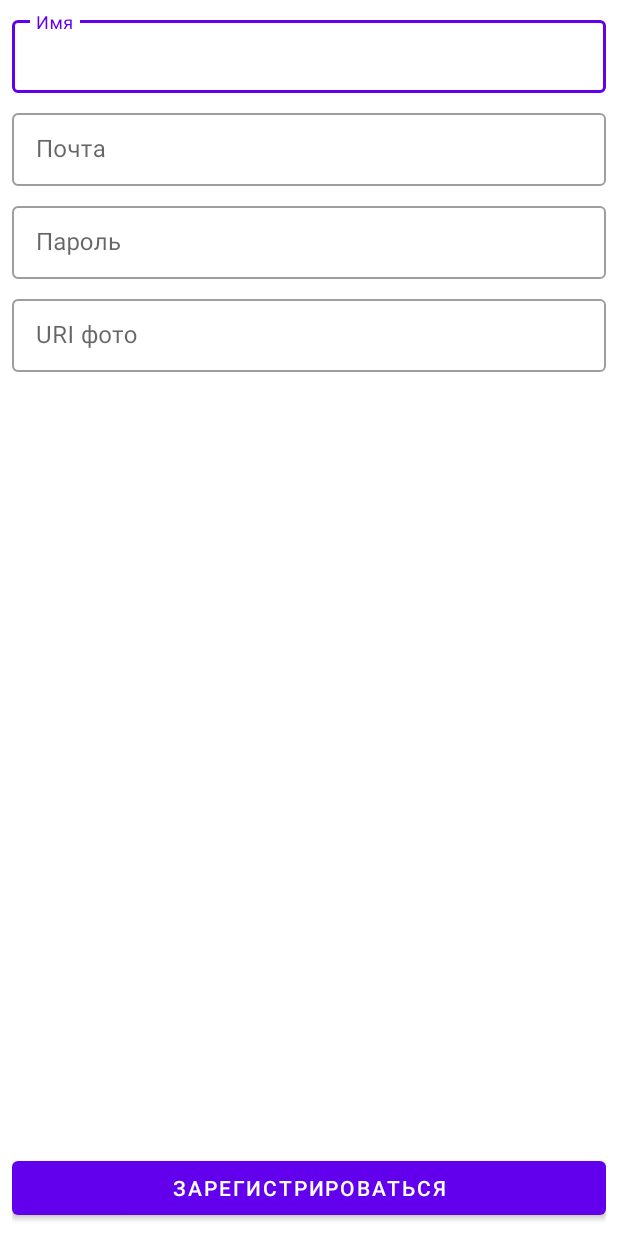
After one commit to NIKSHLYKOV/ClothesShop, an Android app: the layout fragment_registration.xml on its own in the app's theme, with its tools: preview values and no code run, on a phone screen of 412 x 824 dp. The commit adds this screen. Run offline under Robolectric (Android 15) with nearby library versions, the phone set to English and light mode, and no system bars.

Commit message:
add registration and some little code impovements

```diff
--- a/app/src/main/java/ru/nikshlykov/clothesshop/di/AppComponent.kt
+++ b/app/src/main/java/ru/nikshlykov/clothesshop/di/AppComponent.kt
@@ -7,6 +7,7 @@ import ru.nikshlykov.clothesshop.ui.activities.MainActivity
 import ru.nikshlykov.clothesshop.ui.fragments.AuthFragment
 import ru.nikshlykov.clothesshop.ui.fragments.AuthProfileFlowFragment
 import ru.nikshlykov.clothesshop.ui.fragments.ProfileFragment
+import ru.nikshlykov.clothesshop.ui.fragments.RegistrationFragment
 
 @Component(modules = [FirebaseModule::class, ViewModelModule::class])
 interface AppComponent {
@@ -22,4 +23,5 @@ interface AppComponent {
 
     fun inject(fragment: AuthFragment)
     fun inject(fragment: ProfileFragment)
+    fun inject(fragment: RegistrationFragment)
 }
--- a/app/src/main/java/ru/nikshlykov/clothesshop/viewmodels/ProfileViewModel.kt
+++ b/app/src/main/java/ru/nikshlykov/clothesshop/viewmodels/ProfileViewModel.kt
@@ -5,7 +5,7 @@ import androidx.lifecycle.ViewModel
 import com.google.firebase.auth.FirebaseAuth
 import com.google.firebase.auth.FirebaseUser
 
-class ProfileViewModel constructor(private val firebaseAuth: FirebaseAuth): ViewModel() {
+class ProfileViewModel constructor(private val firebaseAuth: FirebaseAuth) : ViewModel() {
 
     val name: MutableLiveData<String> = MutableLiveData()
     val email: MutableLiveData<String> = MutableLiveData()
@@ -13,12 +13,12 @@ class ProfileViewModel constructor(private val firebaseAuth: FirebaseAuth): View
 
     init {
         val firebaseUser: FirebaseUser? = firebaseAuth.currentUser
-        name.value = "Никита Шлыков"
+        name.value = if (firebaseUser?.displayName != null) firebaseUser.displayName else "Шлыков"
         email.value = firebaseUser?.email
         phone.value = "+7(900)-207-13-56"
     }
 
-    fun signOut(){
+    fun signOut() {
         firebaseAuth.signOut()
     }
 }
--- a/app/src/main/java/ru/nikshlykov/clothesshop/viewmodels/ViewModelFactory.kt
+++ b/app/src/main/java/ru/nikshlykov/clothesshop/viewmodels/ViewModelFactory.kt
@@ -15,6 +15,8 @@ class ViewModelFactory @Inject constructor(private var firebaseAuth: FirebaseAut
             return ProfileViewModel(firebaseAuth) as T
         } else if (modelClass.isAssignableFrom(AuthProfileFlowViewModel::class.java)) {
             return AuthProfileFlowViewModel(firebaseAuth) as T
+        } else if (modelClass.isAssignableFrom(RegistrationViewModel::class.java)) {
+            return RegistrationViewModel(firebaseAuth) as T
         }
         throw IllegalArgumentException("Unknown ViewModel class")
     }
--- /dev/null
+++ b/app/src/main/res/layout/fragment_registration.xml
@@ -0,0 +1,74 @@
+<?xml version="1.0" encoding="utf-8"?>
+<RelativeLayout xmlns:android="http://schemas.android.com/apk/res/android"
+    android:layout_width="match_parent"
+    android:layout_height="match_parent"
+    android:orientation="vertical"
+    android:padding="8dp">
+
+    <com.google.android.material.textfield.TextInputLayout
+        android:id="@+id/fragment_registration___text_input_layout___name"
+        style="@style/Widget.MaterialComponents.TextInputLayout.OutlinedBox.Dense"
+        android:layout_width="match_parent"
+        android:layout_height="wrap_content"
+        android:layout_alignParentTop="true"
+        android:layout_marginBottom="8dp">
+
+        <com.google.android.material.textfield.TextInputEditText
+            android:id="@+id/fragment_registration___edit_text___name"
+            android:layout_width="match_parent"
+            android:layout_height="wrap_content"
+            android:hint="@string/name" />
+    </com.google.android.material.textfield.TextInputLayout>
+
+    <com.google.android.material.textfield.TextInputLayout
+        android:id="@+id/fragment_registration___text_input_layout___email"
+        style="@style/Widget.MaterialComponents.TextInputLayout.OutlinedBox.Dense"
+        android:layout_width="match_parent"
+        android:layout_height="wrap_content"
+        android:layout_below="@id/fragment_registration___text_input_layout___name"
+        android:layout_marginBottom="8dp">
+
+        <com.google.android.material.textfield.TextInputEditText
+            android:id="@+id/fragment_registration___edit_text___email"
+            android:layout_width="match_parent"
+            android:layout_height="wrap_content"
+            android:hint="@string/email" />
+    </com.google.android.material.textfield.TextInputLayout>
+
+    <com.google.android.material.textfield.TextInputLayout
+        android:id="@+id/fragment_registration___text_input_layout___password"
+        style="@style/Widget.MaterialComponents.TextInputLayout.OutlinedBox.Dense"
+        android:layout_width="match_parent"
+        android:layout_height="wrap_content"
+        android:layout_below="@id/fragment_registration___text_input_layout___email"
+        android:layout_marginBottom="8dp">
+
+        <com.google.android.material.textfield.TextInputEditText
+            android:id="@+id/fragment_registration___edit_text___password"
+            android:layout_width="match_parent"
+            android:layout_height="wrap_content"
+            android:hint="@string/password" />
+    </com.google.android.material.textfield.TextInputLayout>
+
+    <com.google.android.material.textfield.TextInputLayout
+        style="@style/Widget.MaterialComponents.TextInputLayout.OutlinedBox.Dense"
+        android:layout_width="match_parent"
+        android:layout_height="wrap_content"
+        android:layout_below="@id/fragment_registration___text_input_layout___password">
+
+        <com.google.android.material.textfield.TextInputEditText
+            android:id="@+id/fragment_registration___edit_text___photo_uri"
+            android:layout_width="match_parent"
+            android:layout_height="wrap_content"
+            android:hint="URI фото" />
+    </com.google.android.material.textfield.TextInputLayout>
+
+    <com.google.android.material.button.MaterialButton
+        android:id="@+id/fragment_registration___button___confirm_registration"
+        android:layout_width="match_parent"
+        android:layout_height="wrap_content"
+        android:layout_alignParentBottom="true"
+        android:text="@string/sign_up" />
+
+    <!-- TODO Сделать перемещение UI по открытию клавиатуры. -->
+</RelativeLayout>
--- a/app/src/main/res/values/strings.xml
+++ b/app/src/main/res/values/strings.xml
@@ -15,8 +15,9 @@
     <string name="email">Почта</string>
     <string name="password">Пароль</string>
     <string name="sign_in">Войти</string>
-    <string name="sigh_up">Зарегистрироваться</string>
+    <string name="sign_up">Зарегистрироваться</string>
     <string name="sign_in_with">Войти через</string>
     <string name="profile">Профиль</string>
     <string name="sign_out">Выйти</string>
+    <string name="name">Имя</string>
 </resources>
```
Also changed, not shown: app/src/main/java/ru/nikshlykov/clothesshop/ui/fragments/AuthFragment.kt (+7 -9 lines), app/src/main/java/ru/nikshlykov/clothesshop/ui/fragments/AuthProfileFlowFragment.kt (+15 -8 lines), app/src/main/java/ru/nikshlykov/clothesshop/ui/fragments/RegistrationFragment.kt (added, +86 -0 lines), app/src/main/java/ru/nikshlykov/clothesshop/viewmodels/RegistrationViewModel.kt (added, +40 -0 lines), app/src/main/res/layout/fragment_auth.xml (renamed from app/src/main/res/layout/activity_auth.xml, +25 -23 lines), app/src/main/res/navigation/profile_auth_navigation.xml (+13 -1 lines).
